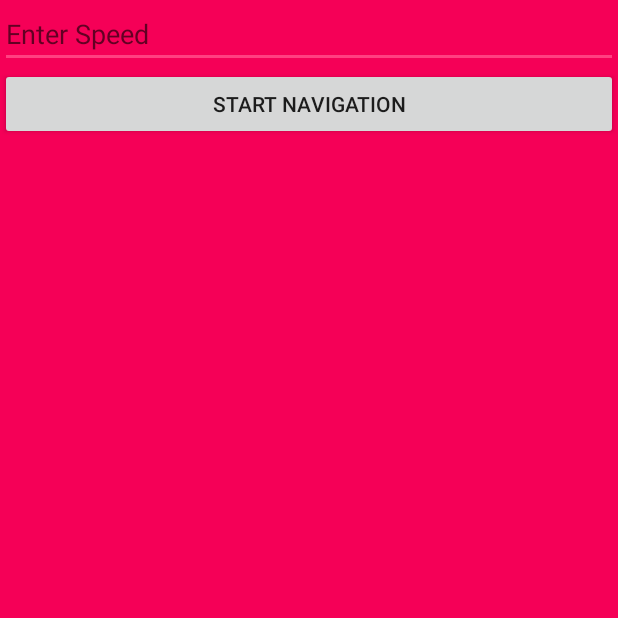
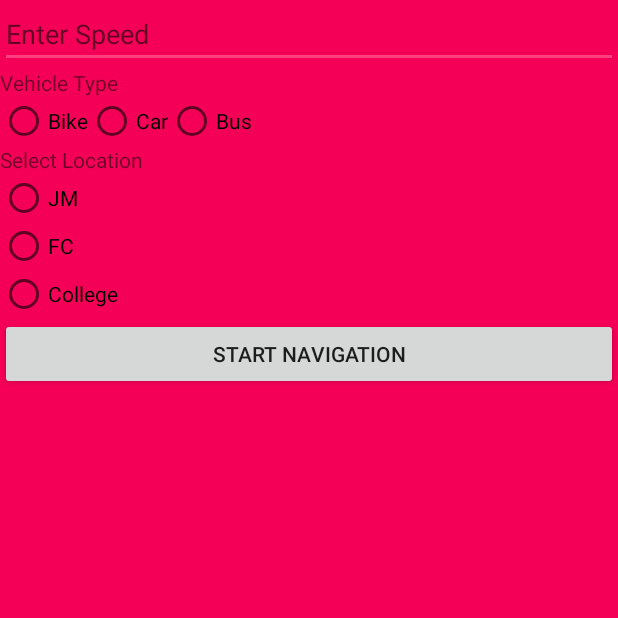
Before and after one commit to shreyas-dhoot/SafeDrive, an Android app: the Navigate screen opened directly, with no data from a screen before it, on a phone screen of 412 x 824 dp, the top half of it. Run offline under Robolectric (Android 15) with nearby library versions, the phone set to English and light mode, and no system bars; plain views replace MaterialTextField.

Commit message:
added radio boxes for demo code

```diff
--- a/app/src/main/res/layout/navigate.xml
+++ b/app/src/main/res/layout/navigate.xml
@@ -18,6 +18,55 @@
             android:ems="10"
             android:id="@+id/speed" />
     </com.github.florent37.materialtextfield.MaterialTextField>
+    <TextView
+        android:layout_width="match_parent"
+        android:layout_height="wrap_content"
+        android:text="Vehicle Type"/>
+    <RadioGroup
+        android:layout_width="fill_parent"
+        android:layout_height="wrap_content"
+        android:orientation="horizontal">
+        <RadioButton android:id="@+id/bike"
+            android:layout_width="wrap_content"
+            android:layout_height="wrap_content"
+            android:text="Bike"
+            android:onClick="onvehicle"/>
+        <RadioButton android:id="@+id/car"
+            android:layout_width="wrap_content"
+            android:layout_height="wrap_content"
+            android:text="Car"
+            android:onClick="onvehicle"/>
+        <RadioButton android:id="@+id/bus"
+            android:layout_width="wrap_content"
+            android:layout_height="wrap_content"
+            android:text="Bus"
+            android:onClick="onvehicle"/>
+    </RadioGroup>
+
+    <TextView
+        android:layout_width="match_parent"
+        android:layout_height="wrap_content"
+        android:text="Select Location"/>
+    <RadioGroup
+        android:layout_width="fill_parent"
+        android:layout_height="wrap_content"
+        android:orientation="vertical">
+        <RadioButton android:id="@+id/lat1"
+            android:layout_width="wrap_content"
+            android:layout_height="wrap_content"
+            android:text="JM"
+            android:onClick="onlocation"/>
+        <RadioButton android:id="@+id/lat2"
+            android:layout_width="wrap_content"
+            android:layout_height="wrap_content"
+            android:text="FC"
+            android:onClick="onlocatin"/>
+        <RadioButton android:id="@+id/lat3"
+            android:layout_width="wrap_content"
+            android:layout_height="wrap_content"
+            android:text="College"
+            android:onClick="onlocation"/>
+    </RadioGroup>
 
 
     <Button
```
Also changed, not shown: app/src/main/java/com/example/android/myapplication/Navigate.java (+50 -0 lines).
